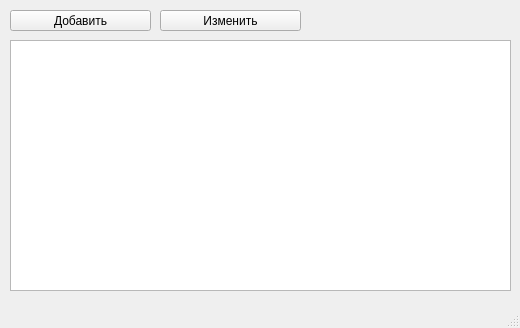
First picture: the form in main.ui, repository Cosmoden/CoffeeShop, before the edit.
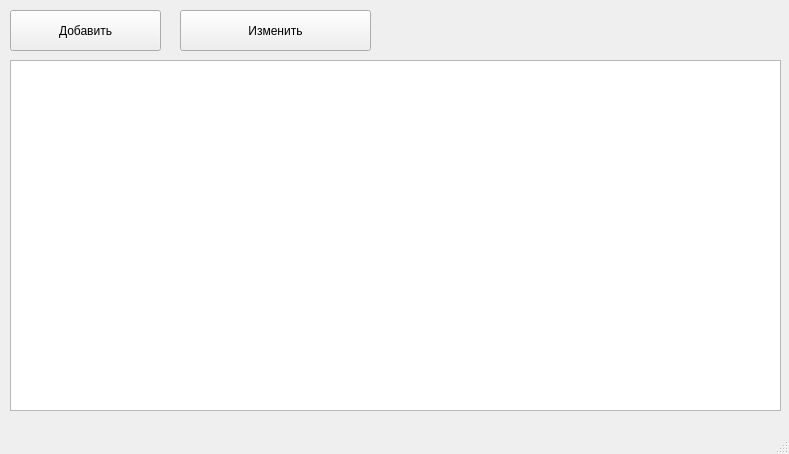
Second picture: the form after the edit.

```diff
--- a/main.ui
+++ b/main.ui
@@ -6,8 +6,8 @@
    <rect>
     <x>0</x>
     <y>0</y>
-    <width>520</width>
-    <height>328</height>
+    <width>789</width>
+    <height>454</height>
    </rect>
   </property>
   <property name="windowTitle">
@@ -18,9 +18,9 @@
     <property name="geometry">
      <rect>
       <x>10</x>
-      <y>40</y>
-      <width>501</width>
-      <height>251</height>
+      <y>60</y>
+      <width>771</width>
+      <height>351</height>
      </rect>
     </property>
    </widget>
@@ -29,8 +29,8 @@
      <rect>
       <x>10</x>
       <y>10</y>
-      <width>141</width>
-      <height>21</height>
+      <width>151</width>
+      <height>41</height>
      </rect>
     </property>
     <property name="text">
@@ -40,10 +40,10 @@
    <widget class="QPushButton" name="pushButton_2">
     <property name="geometry">
      <rect>
-      <x>160</x>
+      <x>180</x>
       <y>10</y>
-      <width>141</width>
-      <height>21</height>
+      <width>191</width>
+      <height>41</height>
      </rect>
     </property>
     <property name="text">
```
Left out of the diff: 2 changed lines with no effect on the pictures.
